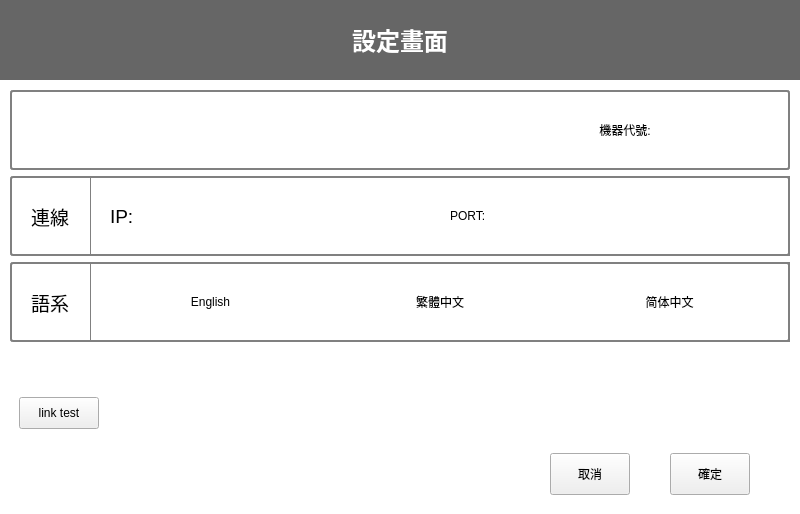
Before: the Qt Designer form BRClient/StageSetting.ui in roger0816/BRC, drawn with Qt 5.
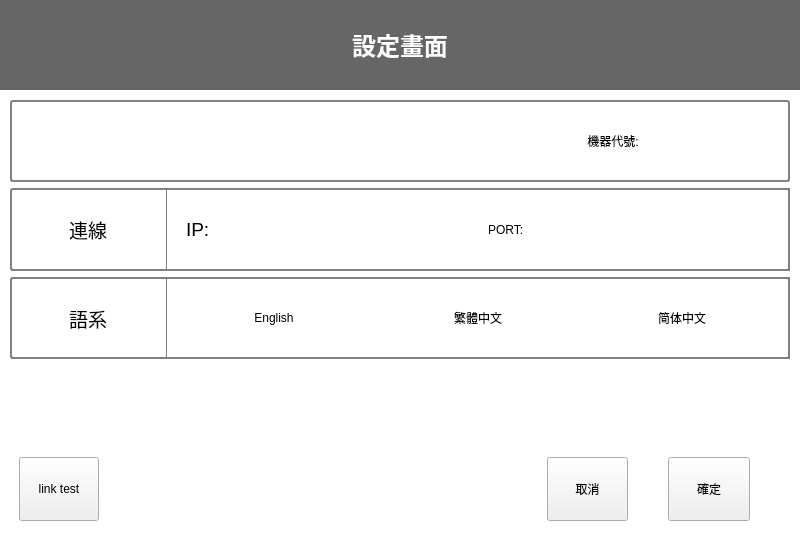
After: the same form once the commit is applied. Custom widgets are drawn as their Qt base class.

```diff
--- a/BRClient/StageSetting.ui
+++ b/BRClient/StageSetting.ui
@@ -7,7 +7,7 @@
     <x>0</x>
     <y>0</y>
     <width>800</width>
-    <height>480</height>
+    <height>540</height>
    </rect>
   </property>
   <property name="windowTitle">
@@ -35,7 +35,7 @@
       <string notr="true">QWidget#wBg{background-color: rgb(255, 255, 255);}
 </string>
      </property>
-     <layout class="QGridLayout" name="gridLayout_2">
+     <layout class="QGridLayout" name="gridLayout_2" rowstretch="1,5">
       <property name="leftMargin">
        <number>0</number>
       </property>
@@ -56,13 +56,13 @@
         <property name="minimumSize">
          <size>
           <width>0</width>
-          <height>80</height>
+          <height>40</height>
          </size>
         </property>
         <property name="maximumSize">
          <size>
           <width>16777215</width>
-          <height>160</height>
+          <height>1000</height>
          </size>
         </property>
         <property name="styleSheet">
@@ -129,7 +129,7 @@
          <item row="0" column="0">
           <widget class="QStackedWidget" name="stackedWidget">
            <widget class="QWidget" name="page">
-            <layout class="QGridLayout" name="gridLayout_6">
+            <layout class="QGridLayout" name="gridLayout_6" rowstretch="1,1,1,1,1">
              <property name="leftMargin">
               <number>10</number>
              </property>
@@ -142,12 +142,106 @@
              <property name="bottomMargin">
               <number>10</number>
              </property>
+             <item row="4" column="0">
+              <widget class="QWidget" name="widget" native="true">
+               <property name="minimumSize">
+                <size>
+                 <width>40</width>
+                 <height>40</height>
+                </size>
+               </property>
+               <layout class="QGridLayout" name="gridLayout_3" columnstretch="1,5,1,1">
+                <property name="rightMargin">
+                 <number>40</number>
+                </property>
+                <property name="horizontalSpacing">
+                 <number>40</number>
+                </property>
+                <item row="0" column="2">
+                 <widget class="QPushButton" name="btnCancel">
+                  <property name="sizePolicy">
+                   <sizepolicy hsizetype="Minimum" vsizetype="Minimum">
+                    <horstretch>0</horstretch>
+                    <verstretch>0</verstretch>
+                   </sizepolicy>
+                  </property>
+                  <property name="minimumSize">
+                   <size>
+                    <width>0</width>
+                    <height>0</height>
+                   </size>
+                  </property>
+                  <property name="maximumSize">
+                   <size>
+                    <width>1000</width>
+                    <height>16777215</height>
+                   </size>
+                  </property>
+                  <property name="text">
+                   <string>取消</string>
+                  </property>
+                 </widget>
+                </item>
+                <item row="0" column="1">
+                 <spacer name="horizontalSpacer">
+                  <property name="orientation">
+                   <enum>Qt::Horizontal</enum>
+                  </property>
+                  <property name="sizeHint" stdset="0">
+                   <size>
+                    <width>40</width>
+                    <height>20</height>
+                   </size>
+                  </property>
+                 </spacer>
+                </item>
+                <item row="0" column="3">
+                 <widget class="QPushButton" name="btnCheck">
+                  <property name="sizePolicy">
+                   <sizepolicy hsizetype="Minimum" vsizetype="Minimum">
+                    <horstretch>0</horstretch>
+                    <verstretch>0</verstretch>
+                   </sizepolicy>
+                  </property>
+                  <property name="minimumSize">
+                   <size>
+                    <width>0</width>
+                    <height>0</height>
+                   </size>
+                  </property>
+                  <property name="maximumSize">
+                   <size>
+                    <width>1000</width>
+                    <height>16777215</height>
+                   </size>
+                  </property>
+                  <property name="text">
+                   <string>確定</string>
+                  </property>
+                 </widget>
+                </item>
+                <item row="0" column="0">
+                 <widget class="QPushButton" name="btnLinkTest">
+                  <property name="sizePolicy">
+                   <sizepolicy hsizetype="Fixed" vsizetype="Minimum">
+                    <horstretch>0</horstretch>
+                    <verstretch>0</verstretch>
+                   </sizepolicy>
+                  </property>
+                  <property name="text">
+                   <string>link test</string>
+                  </property>
+                 </widget>
+                </item>
+               </layout>
+              </widget>
+             </item>
              <item row="1" column="0">
               <widget class="QWidget" name="wNetwork" native="true">
                <property name="minimumSize">
                 <size>
-                 <width>121</width>
-                 <height>80</height>
+                 <width>40</width>
+                 <height>40</height>
                 </size>
                </property>
                <property name="styleSheet">
@@ -160,7 +254,7 @@
     padding: 1px 18px 1px 3px;
     min-width: 6em;}</string>
                </property>
-               <layout class="QGridLayout" name="gridLayout_4">
+               <layout class="QGridLayout" name="gridLayout_4" columnstretch="1,4">
                 <property name="leftMargin">
                  <number>0</number>
                 </property>
@@ -180,7 +274,7 @@
                  <widget class="QLabel" name="label">
                   <property name="maximumSize">
                    <size>
-                    <width>80</width>
+                    <width>1000</width>
                     <height>16777215</height>
                    </size>
                   </property>
@@ -201,8 +295,8 @@
                  <widget class="QWidget" name="w0_1" native="true">
                   <property name="minimumSize">
                    <size>
-                    <width>119</width>
-                    <height>80</height>
+                    <width>40</width>
+                    <height>40</height>
                    </size>
                   </property>
                   <property name="font">
@@ -218,19 +312,25 @@
                     <number>20</number>
                    </property>
                    <property name="topMargin">
-                    <number>20</number>
+                    <number>5</number>
                    </property>
                    <property name="rightMargin">
                     <number>20</number>
                    </property>
                    <property name="bottomMargin">
-                    <number>20</number>
+                    <number>5</number>
                    </property>
                    <property name="horizontalSpacing">
                     <number>20</number>
                    </property>
                    <item row="0" column="3">
                     <widget class="Vinput" name="txtPort" native="true">
+                     <property name="sizePolicy">
+                      <sizepolicy hsizetype="Minimum" vsizetype="Preferred">
+                       <horstretch>0</horstretch>
+                       <verstretch>0</verstretch>
+                      </sizepolicy>
+                     </property>
                      <property name="styleSheet">
                       <string notr="true">background-color: rgb(255, 255, 255);
 color: rgb(0, 0, 0);</string>
@@ -239,6 +339,12 @@
                    </item>
                    <item row="0" column="1">
                     <widget class="Vinput" name="txtIp" native="true">
+                     <property name="sizePolicy">
+                      <sizepolicy hsizetype="Minimum" vsizetype="Preferred">
+                       <horstretch>0</horstretch>
+                       <verstretch>0</verstretch>
+                      </sizepolicy>
+                     </property>
                      <property name="styleSheet">
                       <string notr="true">background-color: rgb(255, 255, 255);
 color: rgb(0, 0, 0);</string>
@@ -294,12 +400,97 @@
                </layout>
               </widget>
              </item>
+             <item row="0" column="0">
+              <widget class="QWidget" name="wMachine" native="true">
+               <property name="minimumSize">
+                <size>
+                 <width>40</width>
+                 <height>40</height>
+                </size>
+               </property>
+               <property name="styleSheet">
+                <string notr="true">QWidget#wMachine{ border: 2px solid gray;
+    border-radius: 3px;
+    padding: 1px 18px 1px 3px;
+    min-width: 6em;}
+
+QWidget#w2{    border: 1px solid gray;
+    padding: 1px 18px 1px 3px;
+    min-width: 6em;}</string>
+               </property>
+               <layout class="QGridLayout" name="gridLayout_7" columnstretch="5,1,1">
+                <property name="topMargin">
+                 <number>5</number>
+                </property>
+                <property name="bottomMargin">
+                 <number>5</number>
+                </property>
+                <item row="0" column="1">
+                 <widget class="QLabel" name="label_2">
+                  <property name="minimumSize">
+                   <size>
+                    <width>100</width>
+                    <height>0</height>
+                   </size>
+                  </property>
+                  <property name="maximumSize">
+                   <size>
+                    <width>300</width>
+                    <height>16777215</height>
+                   </size>
+                  </property>
+                  <property name="text">
+                   <string>機器代號:</string>
+                  </property>
+                  <property name="alignment">
+                   <set>Qt::AlignCenter</set>
+                  </property>
+                 </widget>
+                </item>
+                <item row="0" column="2">
+                 <widget class="QLabel" name="txtMachineId">
+                  <property name="minimumSize">
+                   <size>
+                    <width>100</width>
+                    <height>0</height>
+                   </size>
+                  </property>
+                  <property name="maximumSize">
+                   <size>
+                    <width>300</width>
+                    <height>16777215</height>
+                   </size>
+                  </property>
+                  <property name="text">
+                   <string/>
+                  </property>
+                 </widget>
+                </item>
+                <item row="0" column="0">
+                 <spacer name="horizontalSpacer_2">
+                  <property name="orientation">
+                   <enum>Qt::Horizontal</enum>
+                  </property>
+                  <property name="sizeType">
+                   <enum>QSizePolicy::MinimumExpanding</enum>
+                  </property>
+                  <property name="sizeHint" stdset="0">
+                   <size>
+                    <width>40</width>
+                    <height>20</height>
+                   </size>
+                  </property>
+                 </spacer>
+                </item>
+               </layout>
+              </widget>
+             </item>
              <item row="2" column="0">
               <widget class="QWidget" name="wLanguage" native="true">
                <property name="minimumSize">
                 <size>
-                 <width>121</width>
-                 <height>80</height>
+                 <width>40</width>
+                 <height>40</height>
                 </size>
                </property>
                <property name="maximumSize">
@@ -324,7 +515,7 @@
     min-width: 6em;}
 </string>
                </property>
-               <layout class="QGridLayout" name="gridLayout_12">
+               <layout class="QGridLayout" name="gridLayout_12" columnstretch="1,4">
                 <property name="leftMargin">
                  <number>0</number>
                 </property>
@@ -344,13 +535,13 @@
                  <widget class="QLabel" name="lb0_2">
                   <property name="minimumSize">
                    <size>
-                    <width>40</width>
+                    <width>0</width>
                     <height>0</height>
                    </size>
                   </property>
                   <property name="maximumSize">
                    <size>
-                    <width>80</width>
+                    <width>1000</width>
                     <height>16777215</height>
                    </size>
                   </property>
@@ -369,7 +560,19 @@
                 </item>
                 <item row="0" column="1">
                  <widget class="QWidget" name="w2" native="true">
+                  <property name="minimumSize">
+                   <size>
+                    <width>0</width>
+                    <height>0</height>
+                   </size>
+                  </property>
                   <layout class="QGridLayout" name="gridLayout_8">
+                   <property name="topMargin">
+                    <number>5</number>
+                   </property>
+                   <property name="bottomMargin">
+                    <number>5</number>
+                   </property>
                    <item row="0" column="0">
                     <widget class="QPushButton" name="btnEn">
                      <property name="sizePolicy">
@@ -433,166 +636,6 @@
                </layout>
               </widget>
              </item>
-             <item row="5" column="0">
-              <widget class="QWidget" name="widget" native="true">
-               <property name="minimumSize">
-                <size>
-                 <width>0</width>
-                 <height>60</height>
-                </size>
-               </property>
-               <layout class="QGridLayout" name="gridLayout_3">
-                <property name="rightMargin">
-                 <number>40</number>
-                </property>
-                <property name="horizontalSpacing">
-                 <number>40</number>
-                </property>
-                <item row="0" column="1">
-                 <widget class="QPushButton" name="btnCancel">
-                  <property name="sizePolicy">
-                   <sizepolicy hsizetype="Minimum" vsizetype="Minimum">
-                    <horstretch>0</horstretch>
-                    <verstretch>0</verstretch>
-                   </sizepolicy>
-                  </property>
-                  <property name="minimumSize">
-                   <size>
-                    <width>80</width>
-                    <height>0</height>
-                   </size>
-                  </property>
-                  <property name="maximumSize">
-                   <size>
-                    <width>80</width>
-                    <height>16777215</height>
-                   </size>
-                  </property>
-                  <property name="text">
-                   <string>取消</string>
-                  </property>
-                 </widget>
-                </item>
-                <item row="0" column="2">
-                 <widget class="QPushButton" name="btnCheck">
-                  <property name="sizePolicy">
-                   <sizepolicy hsizetype="Minimum" vsizetype="Minimum">
-                    <horstretch>0</horstretch>
-                    <verstretch>0</verstretch>
-                   </sizepolicy>
-                  </property>
-                  <property name="minimumSize">
-                   <size>
-                    <width>80</width>
-                    <height>0</height>
-                   </size>
-                  </property>
-                  <property name="maximumSize">
-                   <size>
-                    <width>80</width>
-                    <height>16777215</height>
-                   </size>
-                  </property>
-                  <property name="text">
-                   <string>確定</string>
-                  </property>
-                 </widget>
-                </item>
-                <item row="0" column="0">
-                 <spacer name="horizontalSpacer">
-                  <property name="orientation">
-                   <enum>Qt::Horizontal</enum>
-                  </property>
-                  <property name="sizeHint" stdset="0">
-                   <size>
-                    <width>40</width>
-                    <height>20</height>
-                   </size>
-                  </property>
-                 </spacer>
-                </item>
-               </layout>
-              </widget>
-             </item>
-             <item row="0" column="0">
-              <widget class="QWidget" name="wMachine" native="true">
-               <property name="minimumSize">
-                <size>
-                 <width>121</width>
-                 <height>80</height>
-                </size>
-               </property>
-               <property name="styleSheet">
-                <string notr="true">QWidget#wMachine{ border: 2px solid gray;
-    border-radius: 3px;
-    padding: 1px 18px 1px 3px;
-    min-width: 6em;}
-
-QWidget#w2{    border: 1px solid gray;
-    padding: 1px 18px 1px 3px;
-    min-width: 6em;}</string>
-               </property>
-               <layout class="QGridLayout" name="gridLayout_7">
-                <item row="0" column="1">
-                 <widget class="QLabel" name="label_2">
-                  <property name="minimumSize">
-                   <size>
-                    <width>100</width>
-                    <height>0</height>
-                   </size>
-                  </property>
-                  <property name="maximumSize">
-                   <size>
-                    <width>300</width>
-                    <height>16777215</height>
-                   </size>
-                  </property>
-                  <property name="text">
-                   <string>機器代號:</string>
-                  </property>
-                  <property name="alignment">
-                   <set>Qt::AlignCenter</set>
-                  </property>
-                 </widget>
-                </item>
-                <item row="0" column="2">
-                 <widget class="QLabel" name="txtMachineId">
-                  <property name="minimumSize">
-                   <size>
-                    <width>100</width>
-                    <height>0</height>
-                   </size>
-                  </property>
-                  <property name="maximumSize">
-                   <size>
-                    <width>300</width>
-                    <height>16777215</height>
-                   </size>
-                  </property>
-                  <property name="text">
-                   <string/>
-                  </property>
-                 </widget>
-                </item>
-                <item row="0" column="0">
-                 <spacer name="horizontalSpacer_2">
-                  <property name="orientation">
-                   <enum>Qt::Horizontal</enum>
-                  </property>
-                  <property name="sizeType">
-                   <enum>QSizePolicy::MinimumExpanding</enum>
-                  </property>
-                  <property name="sizeHint" stdset="0">
-                   <size>
-                    <width>40</width>
-                    <height>20</height>
-                   </size>
-                  </property>
-                 </spacer>
-                </item>
-               </layout>
-              </widget>
-             </item>
              <item row="3" column="0">
               <spacer name="verticalSpacer">
                <property name="orientation">
@@ -609,38 +652,6 @@
                </property>
               </spacer>
              </item>
-             <item row="4" column="0">
-              <widget class="QWidget" name="widget_2" native="true">
-               <property name="minimumSize">
-                <size>
-                 <width>0</width>
-                 <height>50</height>
-                </size>
-               </property>
-               <layout class="QGridLayout" name="gridLayout_9">
-                <item row="0" column="0">
-                 <widget class="QPushButton" name="btnLinkTest">
-                  <property name="sizePolicy">
-                   <sizepolicy hsizetype="Fixed" vsizetype="Minimum">
-                    <horstretch>0</horstretch>
-                    <verstretch>0</verstretch>
-                   </sizepolicy>
-                  </property>
-                  <property name="text">
-                   <string>link test</string>
-                  </property>
-                 </widget>
-                </item>
-                <item row="0" column="1">
-                 <widget class="QLabel" name="label_4">
-                  <property name="text">
-                   <string/>
-                  </property>
-                 </widget>
-                </item>
-               </layout>
-              </widget>
-             </item>
             </layout>
            </widget>
            <widget class="QWidget" name="page_2"/>
```
